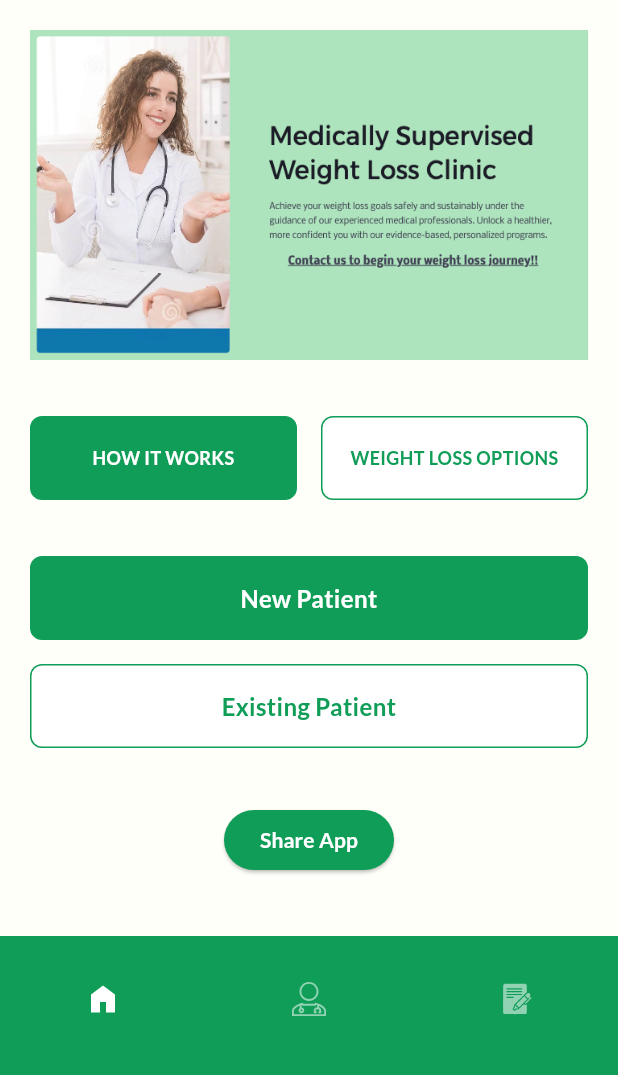
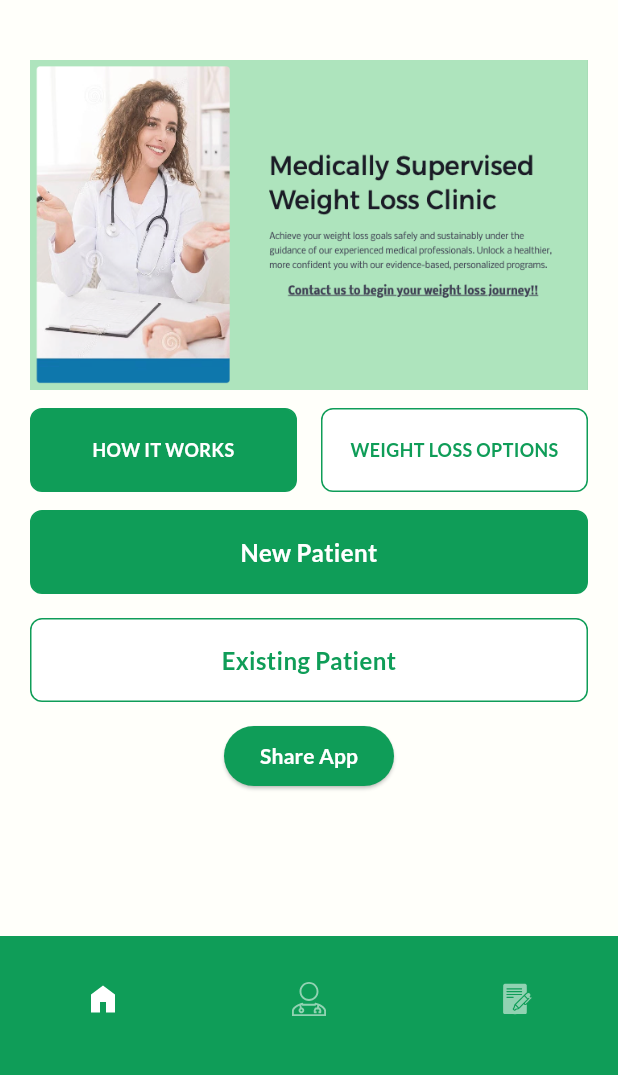
Before and after one commit to bdCalling-Sdt-hub/dr_booking, a Flutter app: the screen it shows after launch, item 2 of the bottom bar chosen, on a phone screen of 412 x 824 dp, the part 150-1225 px from its top. Run offline on Flutter 3.47's test engine with Material 3 defaults, Android fonts, the phone set to English and light mode, and no system bars; our stand-ins replace flutter_svg, get, google_fonts, share_plus, shared_preferences; missing offline and left inert: syncfusion_flutter_pdfviewer; project files that could hold a hidden picture were left out.

Commit message:
issues fixed

```diff
--- a/lib/view/screens/home/home_screen.dart
+++ b/lib/view/screens/home/home_screen.dart
@@ -1,5 +1,8 @@
+
+
+import 'dart:io';
+
 import 'package:dr_booking/utils/app_colors.dart';
-import 'package:dr_booking/utils/app_images.dart';
 import 'package:dr_booking/utils/app_routes.dart';
 import 'package:dr_booking/utils/app_strings.dart';
 import 'package:dr_booking/view/screens/home/howit_work.dart';
@@ -13,6 +16,7 @@ import 'package:flutter_svg/flutter_svg.dart';
 import 'package:get/get.dart';
 import 'package:share_plus/share_plus.dart';
 import 'package:shared_preferences/shared_preferences.dart';
+import 'package:url_launcher/url_launcher.dart';
 
 import '../../../utils/app_icons.dart';
 import '../../widgets/buttons/custom_button.dart';
@@ -79,12 +83,11 @@ class _HomeScreenState extends State<HomeScreen> {
           centerTitle: true,
           automaticallyImplyLeading: false,
           title: SvgPicture.asset(AppIcons.logo,color: AppColors.foundationColor,),
-
         ),
-        body: Padding(
-          padding: const EdgeInsets.only(top: 20,bottom: 40,left: 20,right: 20),
+        body: SingleChildScrollView(
+          padding: const EdgeInsets.only(top: 40,bottom: 40,left: 20,right: 20),
+          physics: const BouncingScrollPhysics(),
           child: Column(
-            mainAxisAlignment: MainAxisAlignment.spaceBetween,
             children: [
               Container(
                 height: 220,
@@ -95,74 +98,7 @@ class _HomeScreenState extends State<HomeScreen> {
 
                 )
               ),
-             /* Stack(
-               clipBehavior:Clip.none,
-                children: [
-                  Container(
-                    padding: const EdgeInsets.only(top: 8),
-                    width: MediaQuery.of(context).size.width,
-                    decoration: BoxDecoration(
-                        color: AppColors.foundationColor1,
-                        border: Border.all(color: AppColors.foundationColor, width: 1),
-                        borderRadius: BorderRadius.circular(16)
-                    ),
-                    child: const Row(
-                      mainAxisAlignment: MainAxisAlignment.spaceBetween,
-                      children: [
-                        SizedBox(width:120,),
-                        Flexible(
-                          child: Column(
-                            mainAxisAlignment: MainAxisAlignment.spaceBetween,
-                            crossAxisAlignment: CrossAxisAlignment.start,
-                           children: [
-                             CustomText(
-                               text: "Looking for medically supervised ",
-                               color: AppColors.foundationGrey,
-                               fontSize: 14,
-                               maxLines: 2,
-                               fontWeight: FontWeight.w400,
-                               textAlign: TextAlign.start,
-                             ),
-                             CustomText(
-                               textAlign: TextAlign.start,
-                               bottom: 12,
-                               text: "WEIGHT\nLOSS?",
-                               color: AppColors.foundationGrey,
-                               fontSize: 20,
-                               maxLines: 2,
-                               fontWeight: FontWeight.w500,
-                             ),
-                             CustomText(
-                               bottom: 12,
-                               textAlign: TextAlign.start,
-                               text: AppStrings.subTitle1,
-                               color: AppColors.foundationColor,
-                               fontSize: 14,
-                               fontWeight: FontWeight.w600,
-                               maxLines: 2,
-                               textOverflow: TextOverflow.ellipsis,
-                             ),
-                           ],
-                          ),
-                        ),
-                        SizedBox(),
-                      ],
-                    ),
-                  ),
-                  Positioned(
-                    top: -30,
-                    left: 0,
-                    bottom: 0,
-                    child: SizedBox(
-                      child: Image.asset(
-                        AppImages.bannerImage,
-                        height: 170,
-                        width: 120,
-                      ),
-                    ),
-                  ),
-                ],
-              ),*/
+          const SizedBox(height: 12,),
               Row(
                 children: [
                   Expanded(
@@ -195,6 +131,7 @@ class _HomeScreenState extends State<HomeScreen> {
 
                 ],
               ),
+              const SizedBox(height: 12,),
               Column(
                 children: [
                   CustomElevatedButton(
@@ -218,11 +155,14 @@ class _HomeScreenState extends State<HomeScreen> {
                   ),
                 ],
               ),
+             SizedBox(height: 12,),
              ElevatedButton(
                style: ElevatedButton.styleFrom(
                  backgroundColor: AppColors.foundationColor
                ),
                  onPressed: (){
+
+              //   _openStore();
 
                showDialog(context: context, builder: (context){
                  return AlertDialog(
@@ -232,12 +172,13 @@ class _HomeScreenState extends State<HomeScreen> {
                      children: [
                        CustomButton(onTap: ()async{
                          await Share.share('https://apps.apple.com/sa/app/new-body-new-me/id6475278515');
-
+                        Get.back();
                        },title: 'For Apple',),
                        const SizedBox(height: 16,),
                        CustomElevatedButton(
                          onPressed: () {
-                           Share.share("https://play.google.com/store/apps/com.drbooking.newbodynewme");
+                           Share.share("https://play.google.com/store/apps/details?id=com.drbooking.newbodynewme");
+                           Get.back();
                          },
                          titleColor: AppColors.foundationColor,
                          titleText: "For Android",
@@ -258,4 +199,19 @@ class _HomeScreenState extends State<HomeScreen> {
       ),
     );
   }
+
+
+ /* Future<void> _openStore() async {
+    String packageName = 'com.residco.residpro';
+    Uri appStoreUrl = Uri.parse("https://apps.apple.com/sa/app/new-body-new-me/id6475278515");
+    String playStoreUrl = "https://play.google.com/store/apps/details?id=com.drbooking.newbodynewme";
+
+    if (await canLaunchUrl(appStoreUrl) && !Platform.isAndroid) {
+      await Share.share(appStoreUrl.toString());
+    } else if (await canLaunchUrl(Uri.parse(playStoreUrl)) && Platform.isAndroid) {
+      await Share.share(playStoreUrl);
+    } else {
+      throw 'Could not launch store';
+    }
+  }*/
 }
--- a/lib/view/screens/home/howit_work.dart
+++ b/lib/view/screens/home/howit_work.dart
@@ -42,7 +42,7 @@ class _AboutUsScreenState extends State<HowItWorks> {
             Container(
               height: Get.height/2,
 
-              decoration: BoxDecoration(
+              decoration: const BoxDecoration(
                 image: DecorationImage(image: AssetImage("assets/images/How it works_page-0001.jpg"),fit: BoxFit.fill)
               ),
             )
--- a/pubspec.yaml
+++ b/pubspec.yaml
@@ -16,7 +16,7 @@ publish_to: 'none' # Remove this line if you wish to publish to pub.dev
 # https://developer.apple.com/library/archive/documentation/General/Reference/InfoPlistKeyReference/Articles/CoreFoundationKeys.html
 # In Windows, build-name is used as the major, minor, and patch parts
 # of the product and file versions while build-number is used as the build suffix.
-version: 1.0.0+1
+version: 1.0.0+2
 
 environment:
   sdk: '>=3.2.3 <4.0.0'
@@ -45,6 +45,7 @@ dependencies:
   shared_preferences: ^2.2.2
   syncfusion_flutter_pdfviewer: ^25.1.35
   advance_pdf_viewer:
+  url_launcher: ^6.2.5
 
 dev_dependencies:
   flutter_test:
```
Also changed, not shown: pubspec.lock, 2 other files.
